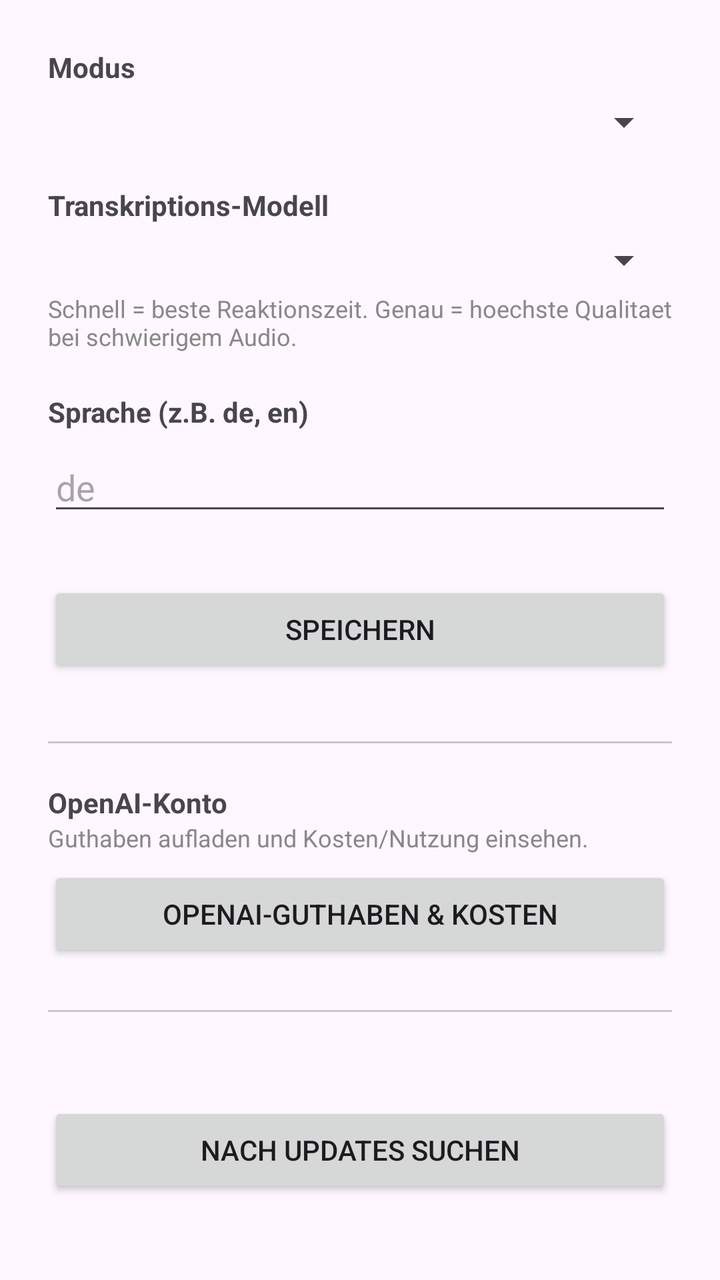
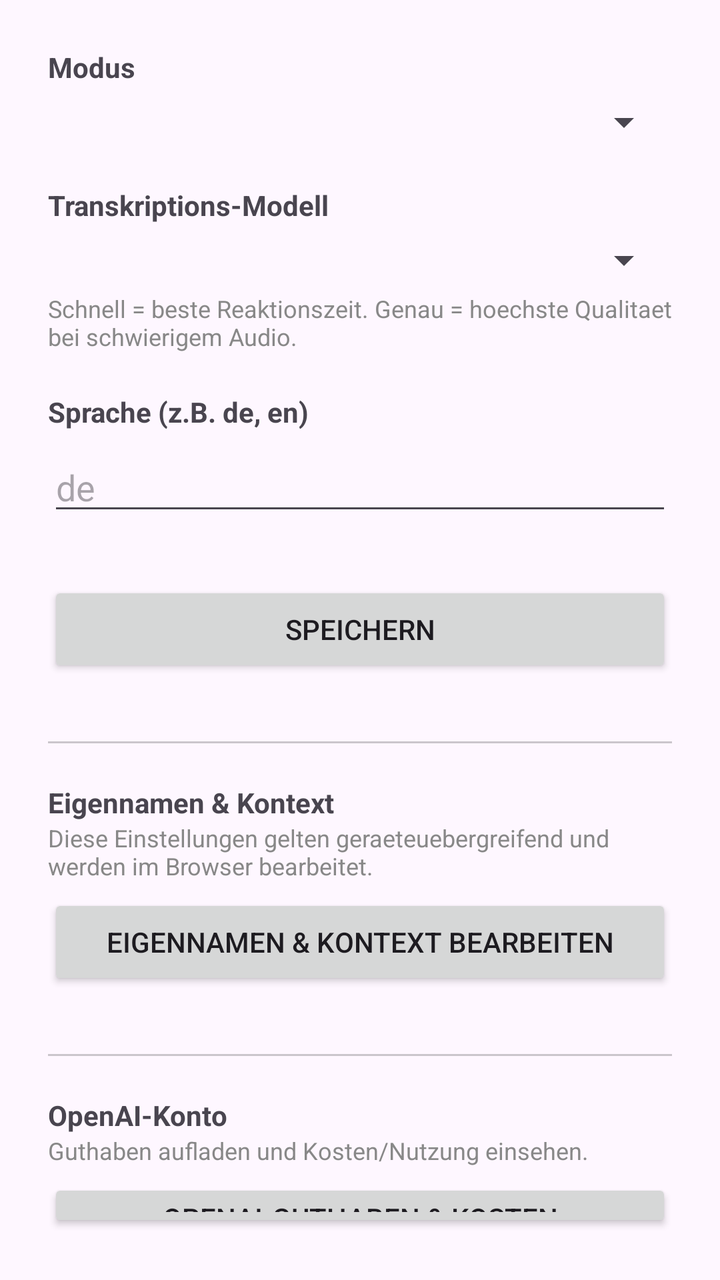

Two renders of the same Android screen: before a commit and after it. Below are the layout's source before the change and the commit's diff.
<!-- AndroidManifest.xml: application theme Theme.Blitztext -->
<!-- res/layout/activity_settings.xml -->
<?xml version="1.0" encoding="utf-8"?>
<LinearLayout xmlns:android="http://schemas.android.com/apk/res/android"
    android:layout_width="match_parent"
    android:layout_height="match_parent"
    android:orientation="vertical"
    android:padding="24dp">

    <TextView
        android:layout_width="wrap_content"
        android:layout_height="wrap_content"
        android:text="Modus"
        android:textStyle="bold" />

    <Spinner
        android:id="@+id/spinner_workflow"
        android:layout_width="match_parent"
        android:layout_height="wrap_content"
        android:layout_marginTop="6dp" />

    <TextView
        android:layout_width="wrap_content"
        android:layout_height="wrap_content"
        android:layout_marginTop="20dp"
        android:text="Transkriptions-Modell"
        android:textStyle="bold" />

    <Spinner
        android:id="@+id/spinner_model"
        android:layout_width="match_parent"
        android:layout_height="wrap_content"
        android:layout_marginTop="6dp" />

    <TextView
        android:layout_width="match_parent"
        android:layout_height="wrap_content"
        android:layout_marginTop="4dp"
        android:text="Schnell = beste Reaktionszeit. Genau = hoechste Qualitaet bei schwierigem Audio."
        android:textColor="#888888"
        android:textSize="12sp" />

    <TextView
        android:layout_width="wrap_content"
        android:layout_height="wrap_content"
        android:layout_marginTop="20dp"
        android:text="Sprache (z.B. de, en)"
        android:textStyle="bold" />

    <EditText
        android:id="@+id/edit_language"
        android:layout_width="match_parent"
        android:layout_height="wrap_content"
        android:layout_marginTop="6dp"
        android:hint="de"
        android:inputType="text" />

    <Button
        android:id="@+id/btn_save"
        android:layout_width="match_parent"
        android:layout_height="wrap_content"
        android:layout_marginTop="28dp"
        android:text="Speichern" />

    <View
        android:layout_width="match_parent"
        android:layout_height="1dp"
        android:layout_marginTop="32dp"
        android:background="#33000000" />

    <TextView
        android:layout_width="wrap_content"
        android:layout_height="wrap_content"
        android:layout_marginTop="20dp"
        android:text="OpenAI-Konto"
        android:textStyle="bold" />

    <TextView
        android:layout_width="match_parent"
        android:layout_height="wrap_content"
        android:text="Guthaben aufladen und Kosten/Nutzung einsehen."
        android:textColor="#888888"
        android:textSize="12sp" />

    <Button
        android:id="@+id/btn_billing"
        android:layout_width="match_parent"
        android:layout_height="wrap_content"
        android:layout_marginTop="6dp"
        android:text="OpenAI-Guthaben &amp; Kosten" />

    <View
        android:layout_width="match_parent"
        android:layout_height="1dp"
        android:layout_marginTop="24dp"
        android:background="#33000000" />

    <TextView
        android:id="@+id/version_text"
        android:layout_width="wrap_content"
        android:layout_height="wrap_content"
        android:layout_marginTop="20dp"
        android:textColor="#888888" />

    <Button
        android:id="@+id/btn_update"
        android:layout_width="match_parent"
        android:layout_height="wrap_content"
        android:layout_marginTop="6dp"
        android:text="Nach Updates suchen" />
</LinearLayout>
<!-- resources referenced by this layout -->
<resources>
  <style name="Theme.Blitztext" parent="Theme.Material3.DayNight.NoActionBar">
          <item name="colorPrimary">@color/accent</item>
      </style>
  <color name="accent">#3B82F6</color>
</resources>

<!-- the commit's change to res/layout/activity_settings.xml (unified diff, before → after) -->
@@ -70,6 +70,33 @@
         android:layout_width="wrap_content"
         android:layout_height="wrap_content"
         android:layout_marginTop="20dp"
+        android:text="Eigennamen &amp; Kontext"
+        android:textStyle="bold" />
+
+    <TextView
+        android:layout_width="match_parent"
+        android:layout_height="wrap_content"
+        android:text="Diese Einstellungen gelten geraeteuebergreifend und werden im Browser bearbeitet."
+        android:textColor="#888888"
+        android:textSize="12sp" />
+
+    <Button
+        android:id="@+id/btn_vocabulary"
+        android:layout_width="match_parent"
+        android:layout_height="wrap_content"
+        android:layout_marginTop="6dp"
+        android:text="Eigennamen &amp; Kontext bearbeiten" />
+
+    <View
+        android:layout_width="match_parent"
+        android:layout_height="1dp"
+        android:layout_marginTop="32dp"
+        android:background="#33000000" />
+
+    <TextView
+        android:layout_width="wrap_content"
+        android:layout_height="wrap_content"
+        android:layout_marginTop="20dp"
         android:text="OpenAI-Konto"
         android:textStyle="bold" />
 
